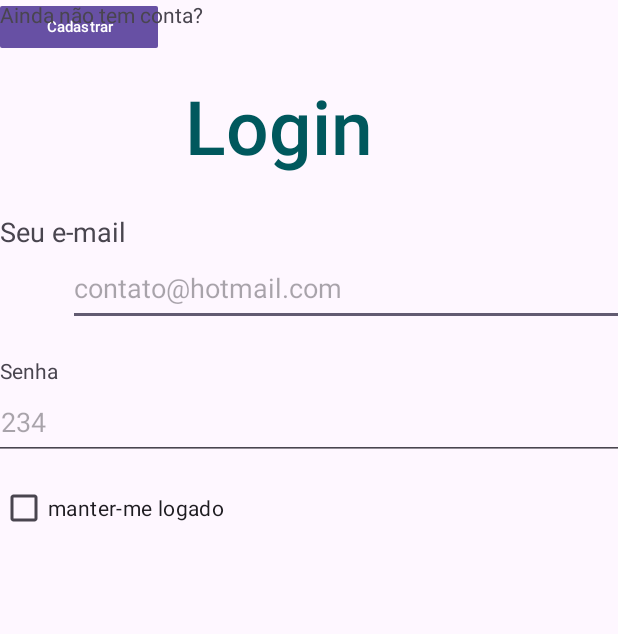
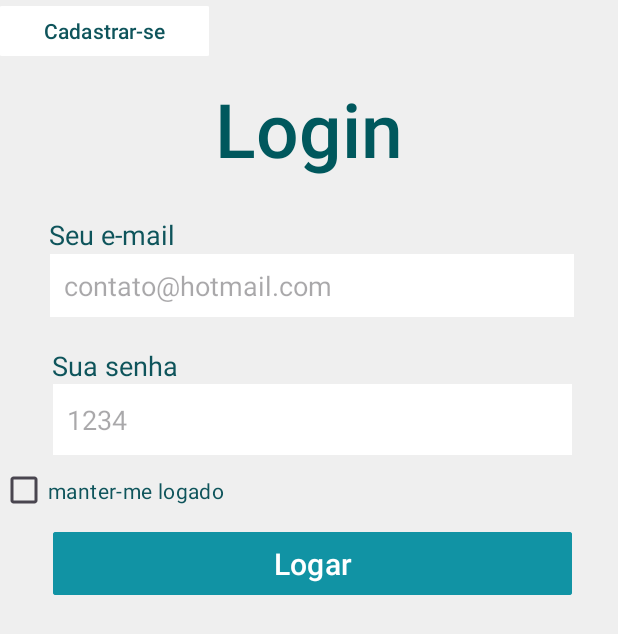
Before and after one commit to Cla-rinha/Segundo-DS, an Android app: the layout tela02.xml on its own in the app's theme, with its tools: preview values and no code run, on a phone screen of 412 x 824 dp. Shown: the top 634 px of the screen. Run offline under Robolectric (Android 15) with nearby library versions, the phone set to English and light mode, and no system bars.

Commit message:
Add files via upload

```diff
--- /dev/null
+++ b/PAMI/EtimPamIMariaClaraAtividadetelas/app/src/main/res/drawable/icon_login.xml
@@ -0,0 +1,5 @@
+<vector xmlns:android="http://schemas.android.com/apk/res/android" android:autoMirrored="true" android:height="24dp" android:tint="#726F6F" android:viewportHeight="24" android:viewportWidth="24" android:width="24dp">
+
+    <path android:fillColor="@android:color/white" android:pathData="M12,12c2.21,0 4,-1.79 4,-4s-1.79,-4 -4,-4 -4,1.79 -4,4 1.79,4 4,4zM12,14c-2.67,0 -8,1.34 -8,4v2h16v-2c0,-2.66 -5.33,-4 -8,-4z"/>
+
+</vector>
--- /dev/null
+++ b/PAMI/EtimPamIMariaClaraAtividadetelas/app/src/main/res/drawable/icon_senha.xml
@@ -0,0 +1,5 @@
+<vector xmlns:android="http://schemas.android.com/apk/res/android" android:autoMirrored="true" android:height="24dp" android:tint="#726F6F" android:viewportHeight="24" android:viewportWidth="24" android:width="24dp">
+
+    <path android:fillColor="@android:color/white" android:pathData="M20,8h-3L17,6.21c0,-2.61 -1.91,-4.94 -4.51,-5.19C9.51,0.74 7,3.08 7,6v2L4,8v14h16L20,8zM12,17c-1.1,0 -2,-0.9 -2,-2s0.9,-2 2,-2 2,0.9 2,2 -0.9,2 -2,2zM9,8L9,6c0,-1.66 1.34,-3 3,-3s3,1.34 3,3v2L9,8z"/>
+
+</vector>
--- /dev/null
+++ b/PAMI/EtimPamIMariaClaraAtividadetelas/app/src/main/res/drawable/sharp_email_24.xml
@@ -0,0 +1,5 @@
+<vector xmlns:android="http://schemas.android.com/apk/res/android" android:autoMirrored="true" android:height="24dp" android:tint="#726F6F" android:viewportHeight="24" android:viewportWidth="24" android:width="24dp">
+
+    <path android:fillColor="@android:color/white" android:pathData="M22,4L2,4v16h20L22,4zM20,8l-8,5 -8,-5L4,6l8,5 8,-5v2z"/>
+
+</vector>
--- a/PAMI/EtimPamIMariaClaraAtividadetelas/app/src/main/res/layout/tela02.xml
+++ b/PAMI/EtimPamIMariaClaraAtividadetelas/app/src/main/res/layout/tela02.xml
@@ -2,46 +2,49 @@
 <androidx.constraintlayout.widget.ConstraintLayout xmlns:android="http://schemas.android.com/apk/res/android"
     xmlns:app="http://schemas.android.com/apk/res-auto"
     xmlns:tools="http://schemas.android.com/tools"
+    android:background="#EFEFEF"
     android:layout_width="match_parent"
     android:layout_height="match_parent">
 
     <EditText
         android:id="@+id/editTextText"
-        android:layout_width="437dp"
-        android:layout_height="50dp"
-        android:layout_marginStart="45dp"
+        android:layout_width="349dp"
+        android:layout_height="42dp"
         android:ems="10"
-        android:hint="contato@hotmail.com"
+        android:hint="  contato@hotmail.com"
         android:inputType="text"
+        android:background="@color/white"
         app:layout_constraintEnd_toEndOf="parent"
-        app:layout_constraintHorizontal_bias="0.007"
+        app:layout_constraintHorizontal_bias="0.532"
         app:layout_constraintStart_toStartOf="parent"
         app:layout_constraintTop_toBottomOf="@+id/textView5"
         tools:ignore="MissingConstraints" />
 
     <EditText
         android:id="@+id/editTextText6"
-        android:layout_width="437dp"
-        android:layout_height="50dp"
+        android:layout_width="346dp"
+        android:layout_height="47dp"
         android:ems="10"
-        android:hint="1234"
+        android:hint="  1234"
+        android:background="@color/white"
         android:inputType="text"
         app:layout_constraintEnd_toEndOf="parent"
-        app:layout_constraintHorizontal_bias="0.559"
+        app:layout_constraintHorizontal_bias="0.538"
         app:layout_constraintStart_toStartOf="parent"
         app:layout_constraintTop_toBottomOf="@+id/textView6"
         tools:ignore="MissingConstraints" />
 
     <Button
         android:id="@+id/button3"
-        android:layout_width="105dp"
-        android:layout_height="36dp"
-        android:text="Cadastrar"
-        android:textSize="10dp"
+        android:layout_width="139dp"
+        android:layout_height="41dp"
+        android:backgroundTint="#fff"
+        android:text="Cadastrar-se"
+        android:textColor="#0E545B"
         app:cornerRadius="1dp"
         tools:ignore="MissingConstraints"
-        tools:layout_editor_absoluteX="374dp"
-        tools:layout_editor_absoluteY="487dp" />
+        tools:layout_editor_absoluteX="242dp"
+        tools:layout_editor_absoluteY="417dp" />
 
     <Button
         android:id="@+id/button4"
@@ -60,27 +63,28 @@
 
     <CheckBox
         android:id="@+id/checkBox"
-        android:layout_width="wrap_content"
-        android:layout_height="wrap_content"
-        android:layout_marginTop="8dp"
+        android:layout_width="186dp"
+        android:layout_height="39dp"
+        android:layout_marginTop="4dp"
         android:text="manter-me logado"
+        android:textColor="#0E545B"
         app:layout_constraintTop_toBottomOf="@+id/editTextText6"
         tools:ignore="MissingConstraints"
-        tools:layout_editor_absoluteX="45dp" />
+        tools:layout_editor_absoluteX="33dp" />
 
     <TextView
         android:id="@+id/textView"
         android:layout_width="wrap_content"
         android:layout_height="wrap_content"
         android:layout_marginStart="180dp"
-        android:layout_marginTop="50dp"
+        android:layout_marginTop="52dp"
         android:layout_marginEnd="180dp"
         android:fontFamily="sans-serif-medium"
         android:text="Login"
         android:textColor="#00585D"
         android:textSize="50dp"
         app:layout_constraintEnd_toEndOf="parent"
-        app:layout_constraintHorizontal_bias="0.781"
+        app:layout_constraintHorizontal_bias="0.506"
         app:layout_constraintStart_toStartOf="parent"
         app:layout_constraintTop_toTopOf="parent"
         tools:ignore="MissingConstraints" />
@@ -92,27 +96,51 @@
         android:layout_marginTop="92dp"
         android:text="Seu e-mail"
         android:textSize="18dp"
+        android:textColor="#0E545B"
+        app:layout_constraintEnd_toEndOf="parent"
+        app:layout_constraintHorizontal_bias="0.101"
+        app:layout_constraintStart_toStartOf="parent"
         app:layout_constraintTop_toTopOf="@+id/textView"
-        tools:ignore="MissingConstraints"
-        tools:layout_editor_absoluteX="47dp" />
+        tools:ignore="MissingConstraints" />
 
     <TextView
         android:id="@+id/textView6"
         android:layout_width="wrap_content"
         android:layout_height="wrap_content"
         android:layout_marginTop="20dp"
-        android:text="Senha"
+        android:text="Sua senha"
+        android:textSize="18dp"
+        android:textColor="#0E545B"
+        app:layout_constraintEnd_toEndOf="parent"
+        app:layout_constraintHorizontal_bias="0.106"
+        app:layout_constraintStart_toStartOf="parent"
         app:layout_constraintTop_toBottomOf="@+id/editTextText"
-        tools:layout_editor_absoluteX="47dp"
         tools:ignore="MissingConstraints" />
 
     <TextView
         android:id="@+id/textView8"
-        android:layout_width="wrap_content"
-        android:layout_height="wrap_content"
+        android:layout_width="141dp"
+        android:layout_height="28dp"
+        android:layout_marginEnd="2dp"
         android:text="Ainda não tem conta?"
+        android:textColor="#6A6363"
+        app:layout_constraintEnd_toStartOf="@+id/button3"
         tools:ignore="MissingConstraints"
-        tools:layout_editor_absoluteX="223dp"
-        tools:layout_editor_absoluteY="497dp" />
+        tools:layout_editor_absoluteY="430dp" />
+
+    <Button
+        android:id="@+id/button5"
+        android:layout_width="346dp"
+        android:layout_height="50dp"
+        android:layout_marginTop="4dp"
+        android:backgroundTint="#1193A4"
+        android:text="Logar"
+        android:textSize="20dp"
+        app:cornerRadius="2dp"
+        app:layout_constraintEnd_toEndOf="parent"
+        app:layout_constraintHorizontal_bias="0.538"
+        app:layout_constraintStart_toStartOf="parent"
+        app:layout_constraintTop_toBottomOf="@+id/checkBox"
+        tools:ignore="MissingConstraints" />
 
 </androidx.constraintlayout.widget.ConstraintLayout>
```
Also changed, not shown: PAMI/EtimPamIMariaClaraAtividadetelas/app/src/main/res/layout/tela03.xml (added, +133 -0 lines), PAMI/EtimPamIMariaClaraAtividadetelas/app/src/main/res/layout/tela04.xml (added, +98 -0 lines).
